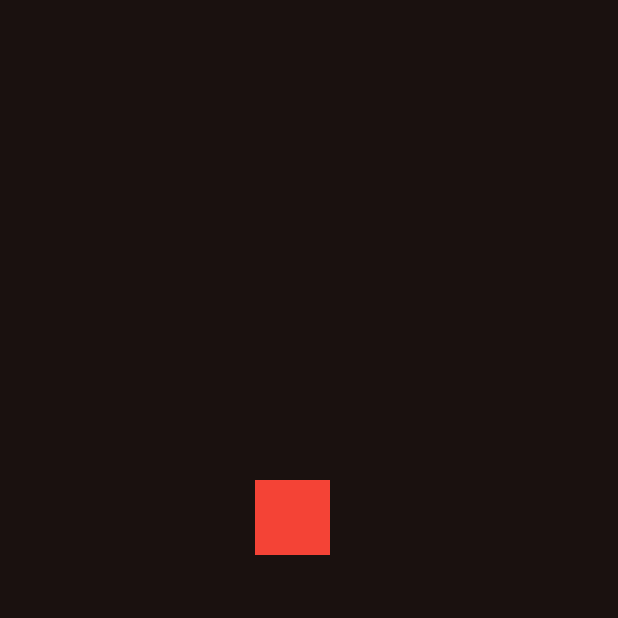
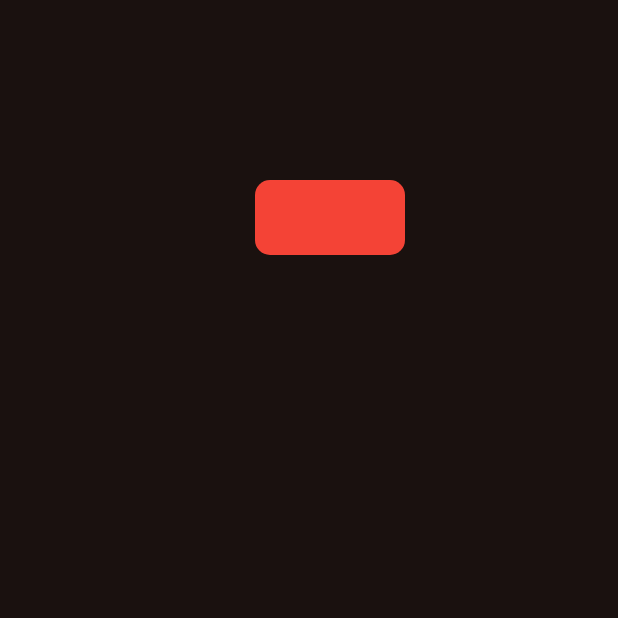
Before and after one commit to vishnuagbly/bubble_pop_up, a Flutter app: the screen it shows after launch, on a phone screen of 412 x 824 dp, the top half of it. Run offline on Flutter 3.47's test engine with Material 3 defaults, Android fonts, the phone set to English and light mode, and no system bars; missing offline and left inert: advanced_polygons, helpful_components, num_pair.

Commit message:
Added support for baseBorderRadius, and removed example/pubspec.lock

```diff
--- a/example/lib/home.dart
+++ b/example/lib/home.dart
@@ -21,18 +21,19 @@ class HomeScreen extends StatelessWidget {
               builder: (_) => Stack(
                     children: [
                       Positioned(
-                        top: 300,
+                        top: 100,
                         left: 150,
                         child: BubblePopUp(
-                          config: const BubblePopUpConfig(
+                          config: BubblePopUpConfig(
                             baseAnchor: Alignment.topLeft,
                             popUpAnchor: Alignment.bottomRight,
                             arrowDirection: ArrowDirection.down,
                             childBorderRadius: childBorderRadius,
+                            baseBorderRadius: BorderRadius.circular(10),
                           ),
                           popUpColor: Colors.green,
                           popUp: Container(
-                            width: 150,
+                            width: 200,
                             height: 150,
                             decoration: const BoxDecoration(
                               color: Colors.green,
@@ -40,9 +41,12 @@ class HomeScreen extends StatelessWidget {
                             ),
                           ),
                           child: Container(
-                            width: 50,
+                            width: 100,
                             height: 50,
-                            color: Colors.red,
+                            decoration: BoxDecoration(
+                              color: Colors.red,
+                              borderRadius: BorderRadius.circular(10),
+                            ),
                           ),
                         ),
                       ),
```
Also changed, not shown: lib/src/engine.dart (+23 -1 lines), lib/src/extensions/num_pair.dart (+25 -0 lines), example/pubspec.lock (deleted), 1 other file.
